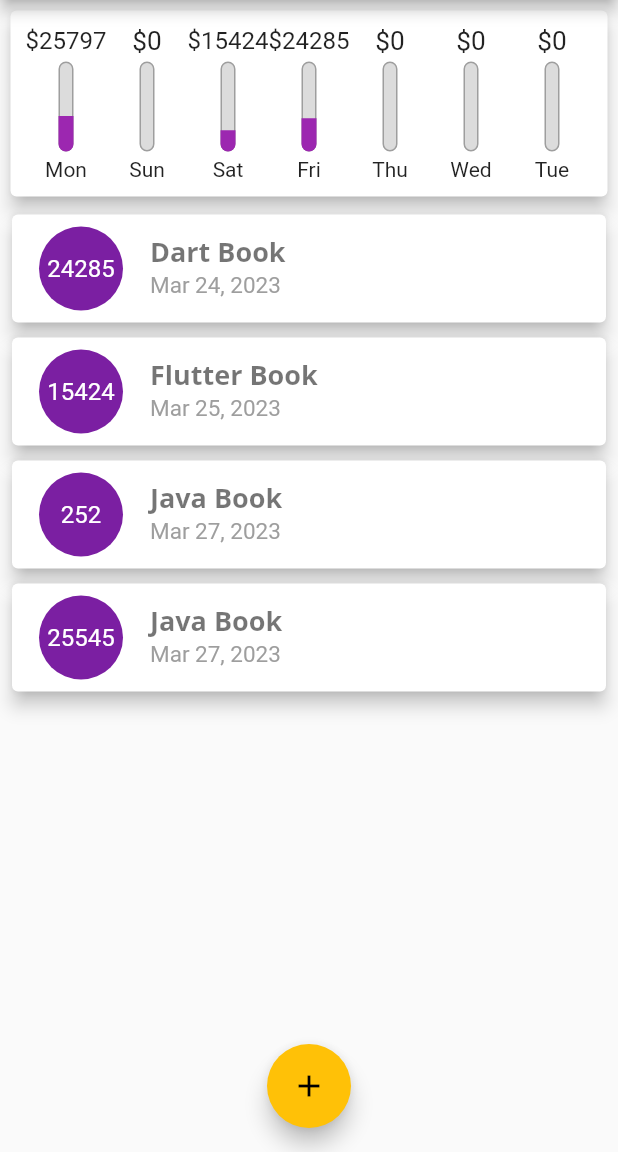
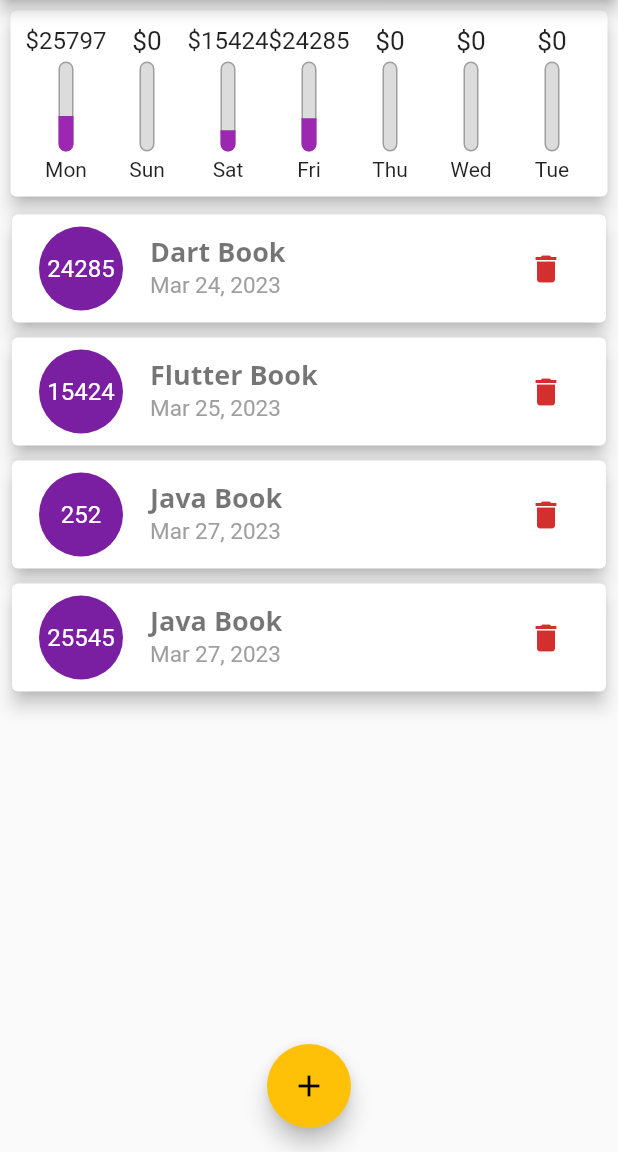
Before and after one commit to pd28CSE/flutter_personal_expenses, a Flutter app: the screen it shows after launch, on a phone screen of 412 x 824 dp, the part 84-1236 px from its top. Run offline on Flutter 3.47's test engine with Material 2 defaults, Android fonts, the phone set to English and light mode, and no system bars.

Commit message:
add Transaction delete option

```diff
--- a/lib/main.dart
+++ b/lib/main.dart
@@ -137,6 +137,11 @@ class _MyHomePageState extends State<MyHomePage> {
     );
   }
 
+  void _deleteTranslation(String id) {
+    _userTransactions.removeWhere((element) => element.id == id);
+    setState(() {});
+  }
+
   @override
   Widget build(BuildContext context) {
     return Scaffold(
@@ -162,7 +167,10 @@ class _MyHomePageState extends State<MyHomePage> {
                 child: Chart(recentTransactions: _recentTransactions),
               ),
             ),
-            TransactionList(transactions: _userTransactions)
+            TransactionList(
+              transactions: _userTransactions,
+              deleteTranslation: _deleteTranslation,
+            )
           ],
         ),
       ),
--- a/lib/widgets/transaction_list.dart
+++ b/lib/widgets/transaction_list.dart
@@ -5,8 +5,13 @@ import '../models/transactions.dart';
 
 class TransactionList extends StatelessWidget {
   final List<Transaction> transactions;
+  final Function deleteTranslation;
 
-  const TransactionList({super.key, required this.transactions});
+  const TransactionList({
+    super.key,
+    required this.transactions,
+    required this.deleteTranslation,
+  });
 
   @override
   Widget build(BuildContext context) {
@@ -60,6 +65,15 @@ class TransactionList extends StatelessWidget {
                     style: const TextStyle(
                       fontSize: 15,
                       color: Colors.grey,
+                    ),
+                  ),
+                  trailing: IconButton(
+                    onPressed: () {
+                      deleteTranslation(transactions[index].id);
+                    },
+                    icon: Icon(
+                      Icons.delete,
+                      color: Theme.of(context).errorColor,
                     ),
                   ),
                 ),
```
